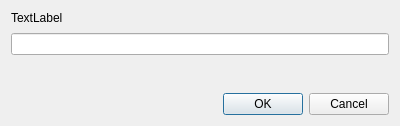
This is src/cpp/desktop/DesktopInputDialog.ui in rstudio/rstudio as Qt 5 draws it before an edit. The edited form follows.
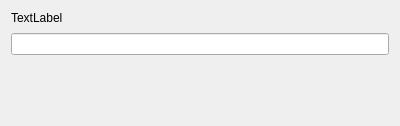
This is the edited form.

Commit message: avoid gtk theme issues by always using text-based ok & cancel buttons

Patch:
```diff
--- a/src/cpp/desktop/DesktopInputDialog.ui
+++ b/src/cpp/desktop/DesktopInputDialog.ui
@@ -55,7 +55,7 @@
       <enum>Qt::Horizontal</enum>
      </property>
      <property name="standardButtons">
-      <set>QDialogButtonBox::Cancel|QDialogButtonBox::Ok</set>
+      <set>QDialogButtonBox::NoButton</set>
      </property>
     </widget>
    </item>
```
The commit also changes 9 other files.
